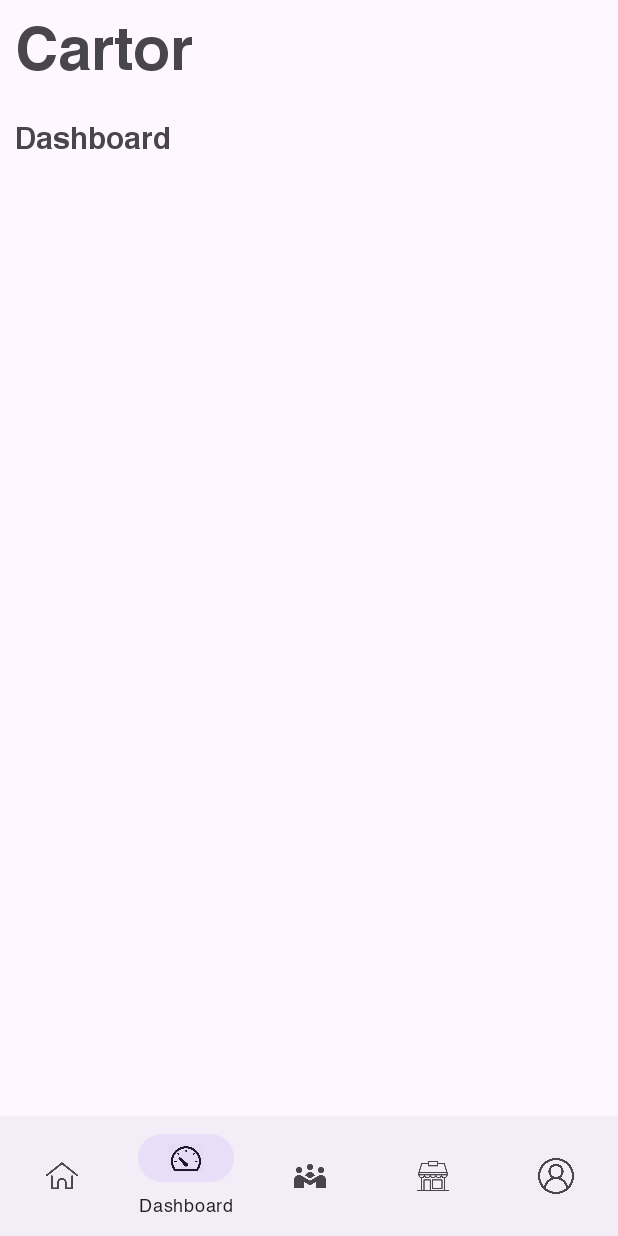
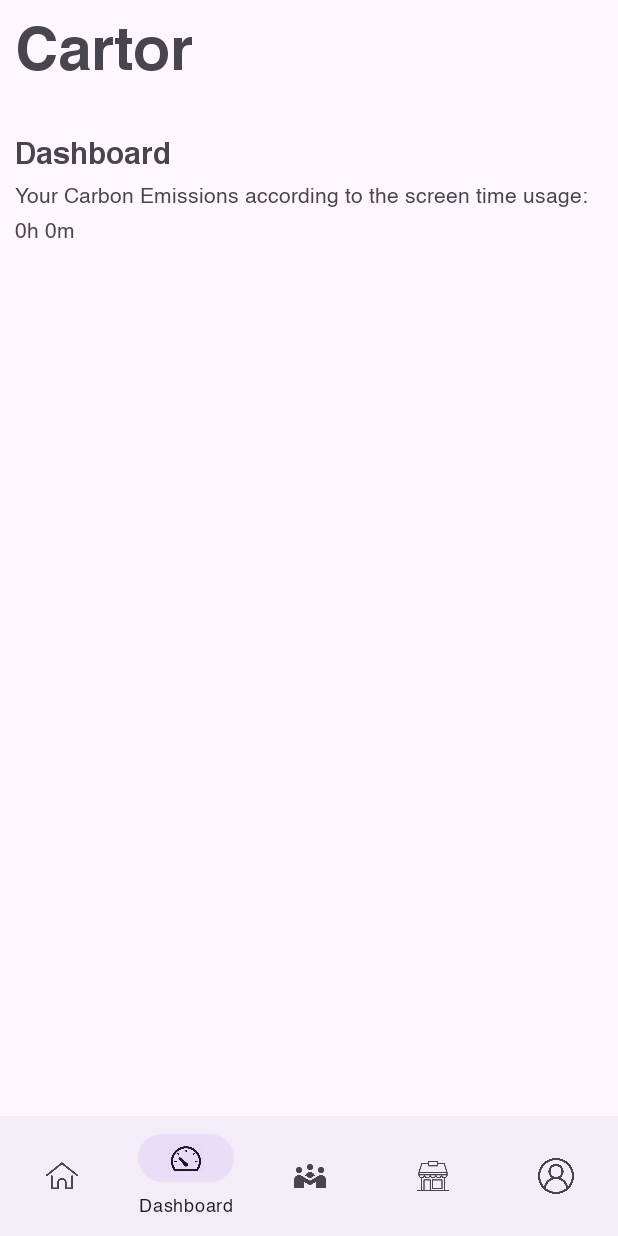
Before and after one commit to reyanshgupta/Cartor, an Android app: the screen it shows after launch (LandingPage), item 2 of the bottom bar chosen, on a phone screen of 412 x 824 dp. Run offline under Robolectric (Android 15) with nearby library versions, the phone set to English and light mode, and no system bars.

Commit message:
init working screen time

```diff
--- a/app/src/main/AndroidManifest.xml
+++ b/app/src/main/AndroidManifest.xml
@@ -2,6 +2,8 @@
 <manifest xmlns:android="http://schemas.android.com/apk/res/android"
     xmlns:tools="http://schemas.android.com/tools">
     <uses-permission android:name="android.permission.READ_EXTERNAL_STORAGE" />
+    <uses-permission android:name="android.permission.PACKAGE_USAGE_STATS"
+        tools:ignore="ProtectedPermissions" />
     <uses-permission android:name="android.permission.INTERNET"/>
     <application
         android:allowBackup="true"
--- a/app/src/main/java/com/example/cartor/DashboardFragment.java
+++ b/app/src/main/java/com/example/cartor/DashboardFragment.java
@@ -1,4 +1,8 @@
 package com.example.cartor;
+import android.app.AppOpsManager;
+import android.app.usage.UsageStats;
+import android.app.usage.UsageStatsManager;
+import android.content.Context;
 import android.graphics.Bitmap;
 import android.app.Activity;
 import android.content.ContentValues;
@@ -9,6 +13,7 @@ import android.graphics.BitmapFactory;
 import android.net.Uri;
 import android.os.Bundle;
 import android.provider.MediaStore;
+import android.provider.Settings;
 import android.view.LayoutInflater;
 import android.view.View;
 import android.view.ViewGroup;
@@ -18,6 +23,8 @@ import android.widget.TextView;
 import android.widget.Toast;
 
 import androidx.fragment.app.Fragment;
+
+import java.util.List;
 
 /**
  * A simple {@link Fragment} subclass.
@@ -30,7 +37,7 @@ public class DashboardFragment extends Fragment {
     // the fragment initialization parameters, e.g. ARG_ITEM_NUMBER
     private static final String ARG_PARAM1 = "param1";
     private static final String ARG_PARAM2 = "param2";
-    private ImageDatabaseHelper databaseHelper;
+    private TextView totalScreenTimeTextView;
 
     // TODO: Rename and change types of parameters
     private String mParam1;
@@ -75,11 +82,47 @@ public class DashboardFragment extends Fragment {
                              Bundle savedInstanceState) {
         // Inflate the layout for this fragment
         View view = inflater.inflate(R.layout.fragment_dashboard, container, false);
-        databaseHelper = new ImageDatabaseHelper(requireContext());
+        totalScreenTimeTextView = view.findViewById(R.id.totalScreenTime);
+
+        // Check and request usage stats permission
+        if (hasUsageStatsPermission()) {
+            // If permission is granted, calculate and display screen time
+            long screenTimeMillis = calculateScreenTime();
+            displayScreenTime(screenTimeMillis);
+        } else {
+            // Request permission from the user
+            requestUsageStatsPermission();
+        }
         return view;
     }
 
-    // Method to launch the image picker intent
-    private void onSelectImageClick() {
+    private boolean hasUsageStatsPermission() {
+        AppOpsManager appOps = (AppOpsManager) requireContext().getSystemService(Context.APP_OPS_SERVICE);
+        int mode = appOps.checkOpNoThrow(AppOpsManager.OPSTR_GET_USAGE_STATS, android.os.Process.myUid(), requireContext().getPackageName());
+        return mode == AppOpsManager.MODE_ALLOWED;
+    }
+    private void requestUsageStatsPermission() {
+        Intent intent = new Intent(Settings.ACTION_USAGE_ACCESS_SETTINGS);
+        startActivity(intent);
+    }
+    private long calculateScreenTime() {
+        UsageStatsManager usageStatsManager = (UsageStatsManager) requireContext().getSystemService(Context.USAGE_STATS_SERVICE);
+        long currentTime = System.currentTimeMillis();
+        long startTime = currentTime - 24 * 60 * 60 * 1000; // 24 hours ago (1 day)
+        List<UsageStats> stats = usageStatsManager.queryUsageStats(UsageStatsManager.INTERVAL_DAILY, startTime, currentTime);
+
+        long totalScreenTimeMillis = 0;
+        for (UsageStats stat : stats) {
+            totalScreenTimeMillis += stat.getTotalTimeInForeground();
+        }
+        return totalScreenTimeMillis;
+    }
+    private void displayScreenTime(long screenTimeMillis) {
+        long minutes = screenTimeMillis / 60000;
+        long hours = minutes / 60;
+        minutes = minutes % 60;
+
+        String screenTime = hours + "h " + minutes + "m";
+        totalScreenTimeTextView.setText(screenTime);
     }
 }
--- a/app/src/main/java/com/example/cartor/LandingPage.java
+++ b/app/src/main/java/com/example/cartor/LandingPage.java
@@ -7,6 +7,7 @@ import android.graphics.Bitmap;
 import android.net.Uri;
 import android.os.Bundle;
 import android.provider.MediaStore;
+import android.provider.Settings;
 import android.view.View;
 import android.widget.Button;
 import android.widget.EditText;
@@ -50,7 +51,6 @@ public class LandingPage extends AppCompatActivity {
         if (savedInstanceState == null) {
             replaceFragment(new HomeFragment());
         }
-
     }
     @Override
     protected void onActivityResult(int requestCode, int resultCode, Intent data) {
--- a/app/src/main/res/layout/fragment_dashboard.xml
+++ b/app/src/main/res/layout/fragment_dashboard.xml
@@ -4,15 +4,31 @@
     android:layout_width="match_parent"
     android:layout_height="match_parent"
     android:id="@+id/parentLayoutDash"
+    android:padding="10dp"
     tools:context=".DashboardFragment">
     <TextView
         android:layout_width="wrap_content"
         android:layout_height="wrap_content"
         android:id="@+id/heading"
-        android:layout_marginLeft="10dp"
         android:text="Dashboard"
         android:textSize="20sp"
         android:fontFamily="@font/helvetica_bold"/>
     <!-- TODO: Update blank fragment layout -->
+    <TextView
+        android:layout_width="wrap_content"
+        android:layout_height="wrap_content"
+        android:layout_below="@id/heading"
+        android:text="Your Carbon Emissions according to the screen time usage:"
+        android:id="@+id/screentimeTV"/>
+    <TextView
+        android:layout_width="wrap_content"
+        android:layout_height="wrap_content"
+        android:id="@+id/totalScreenTime"
+        android:layout_below="@id/screentimeTV"/>
 
+    <TextView
+        android:layout_width="wrap_content"
+        android:layout_height="wrap_content"
+        android:id="@+id/ScreenTimeCarbonOffset"
+        android:layout_below="@id/totalScreenTime"/>
 </RelativeLayout>
```
Also changed, not shown: app/src/main/java/com/example/cartor/extra.txt (deleted, +0 -31 lines), app/src/main/java/com/example/cartor/pythonrun.txt (deleted, +0 -8 lines).
